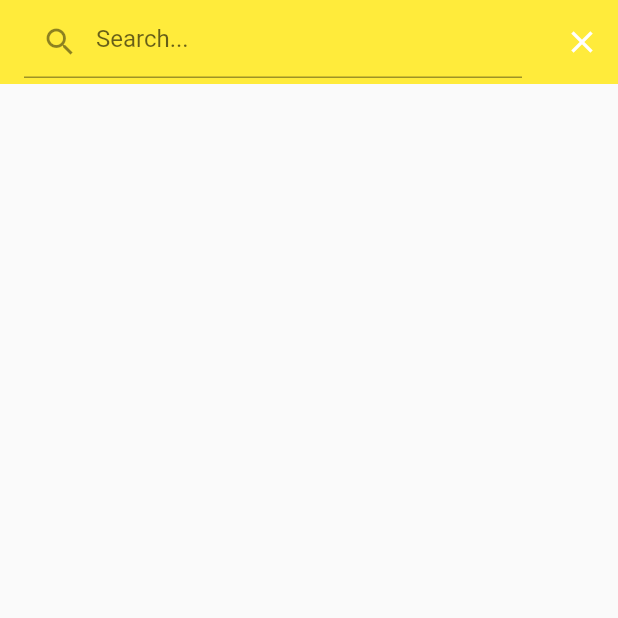
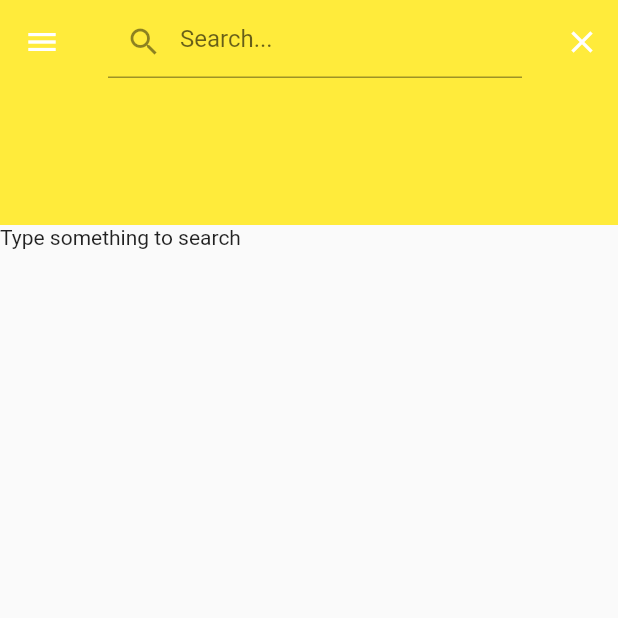
Before and after one commit to ChainsChains/flutter_github_users, a Flutter app: the screen it shows after launch, after a tap on the "search" icon, on a phone screen of 412 x 824 dp, the top half of it. Run offline on Flutter 3.47's test engine with Material 2 defaults, Android fonts, the phone set to English and light mode, and no system bars; our stand-ins replace rxdart.

Commit message:
Added navigation drawer. Refactored as MVVM

```diff
--- a/lib/api/serviceRequests.dart
+++ b/lib/api/userApiProvider.dart
@@ -5,7 +5,7 @@ import 'package:http/http.dart' as http;
 
 import 'models/user.dart';
 
-class ServiceRequests {
+class UserApiProvider {
   Future<List<User>> getUsers(String query) async {
     final response = await http.get('https://api.github.com/search/users?&q=$query');
 
--- /dev/null
+++ b/lib/app_drawer.dart
@@ -0,0 +1,56 @@
+import 'package:flutter/material.dart';
+import 'package:flutter_github_users/views/countries_view.dart';
+import 'package:flutter_github_users/views/something2_view.dart';
+import 'package:flutter_github_users/views/something_view.dart';
+import 'package:flutter_github_users/views/user_search_view.dart';
+
+class AppDrawer extends StatelessWidget {
+  @override
+  Widget build(BuildContext context) {
+    return Drawer(
+      child: ListView(
+        padding: EdgeInsets.zero,
+        children: <Widget>[
+          _buildDrawerHeader(),
+          _buildDrawerItem(Icons.search, 'Users search',
+              () => _navigateTo(context, UserSearchView())),
+          _buildDrawerItem(Icons.flag, 'Countries',
+              () => _navigateTo(context, CountriesView())),
+          _buildDrawerItem(Icons.favorite_border, 'Something',
+              () => _navigateTo(context, SomethingView())),
+          _buildDrawerItem(Icons.favorite_border, 'Something2',
+              () => _navigateTo(context, Something2View())),
+        ],
+      ),
+    );
+  }
+
+  void _navigateTo(BuildContext context, Widget widget) {
+    Navigator.pushReplacement(context, MaterialPageRoute(builder: (context) {
+      return widget;
+    }));
+  }
+
+  Widget _buildDrawerHeader() {
+    return DrawerHeader(
+      child: Text('My Menu'),
+      decoration: BoxDecoration(color: Colors.yellow),
+    );
+  }
+
+  Widget _buildDrawerItem(
+      IconData icon, String title, GestureTapCallback onTap) {
+    return ListTile(
+      title: Row(
+        children: <Widget>[
+          Icon(icon),
+          Padding(
+            padding: EdgeInsets.only(left: 8.0),
+            child: Text(title),
+          )
+        ],
+      ),
+      onTap: onTap,
+    );
+  }
+}
--- a/lib/main.dart
+++ b/lib/main.dart
@@ -1,5 +1,5 @@
 import 'package:flutter/material.dart';
-import 'package:flutter_github_users/myHomePage.dart';
+import 'package:flutter_github_users/views/user_search_view.dart';
 
 void main() => runApp(MyApp());
 
@@ -12,7 +12,7 @@ class MyApp extends StatelessWidget {
       theme: ThemeData(
         primarySwatch: Colors.blue,
       ),
-      home: MyHomePage(),
+      home: UserSearchView(),
     );
   }
 }
--- a/lib/myHomePage.dart
+++ /dev/null
@@ -1,94 +0,0 @@
-import 'package:flutter/cupertino.dart';
-import 'package:flutter/material.dart';
-import 'package:flutter_github_users/api/models/user.dart';
-import 'package:flutter_github_users/api/serviceRequests.dart';
-
-class MyHomePage extends StatefulWidget {
-  @override
-  State<StatefulWidget> createState() => _MyHomePageState();
-}
-
-class _MyHomePageState extends State<MyHomePage> {
-  List<User> _users = <User>[];
-  Icon _searchActionIcon = Icon(Icons.search);
-  Widget _appBarTitle = Text('Git Users');
-  TextEditingController _searchQuery = TextEditingController();
-  bool _isSearching = false;
-
-  @override
-  Widget build(BuildContext context) {
-    return Scaffold(
-      body: NestedScrollView(
-        controller: ScrollController(),
-        headerSliverBuilder: (BuildContext context, bool innerBoxIsScrolled) {
-          return <Widget>[
-            SliverAppBar(
-              pinned: false,
-              snap: true,
-              floating: true,
-              actions: <Widget>[_createSearch()],
-              forceElevated: innerBoxIsScrolled,
-              title: _appBarTitle,
-              backgroundColor: Colors.yellow,
-            )
-          ];
-        },
-        body: ListView.builder(
-            itemCount: _users.length,
-            padding: EdgeInsets.all(16.0),
-            itemBuilder: (BuildContext context, int pos) {
-              return Card(
-                child: ListTile(
-                  title: Text(_users[pos].login),
-                ),
-              );
-            }),
-      ),
-    );
-  }
-
-  @override
-  void initState() {
-    _searchQuery.addListener(() {
-      if (_searchQuery.text.length > 0) {
-        _loadUsers(_searchQuery.text);
-      }
-    });
-  }
-
-  @override
-  void dispose() {
-    _searchQuery.dispose();
-  }
-
-  Widget _createSearch() {
-    return IconButton(
-      icon: _searchActionIcon,
-      onPressed: () {
-        setState(() {
-          if (_isSearching) {
-            _appBarTitle = Text('Git Users');
-            _searchActionIcon = Icon(Icons.search);
-            _searchQuery.clear();
-          } else {
-            _searchActionIcon = Icon(Icons.close);
-            _appBarTitle = TextField(
-              controller: _searchQuery,
-              decoration: InputDecoration(
-                  hintText: 'Search...', prefixIcon: Icon(Icons.search)),
-            );
-          }
-          _isSearching = !_isSearching;
-        });
-      },
-    );
-  }
-
-  _loadUsers(String query) {
-    ServiceRequests().getUsers(query).then((list) {
-      setState(() {
-        _users = list;
-      });
-    });
-  }
-}
--- /dev/null
+++ b/lib/repository/gituser_repository.dart
@@ -0,0 +1,11 @@
+import 'dart:async';
+
+import 'package:flutter_github_users/api/models/user.dart';
+import 'package:flutter_github_users/api/userApiProvider.dart';
+
+class GitUserRepository {
+  final userApiProvider = UserApiProvider();
+
+  Future<List<User>> searchUsers(String query) =>
+      userApiProvider.getUsers(query);
+}
--- /dev/null
+++ b/lib/viewModels/user_search_model.dart
@@ -0,0 +1,12 @@
+import 'package:flutter_github_users/api/models/user.dart';
+import 'package:rxdart/rxdart.dart';
+
+abstract class UserSearchModel {
+  Sink get inputQueryText;
+  Sink get inputOnSearchPressed;
+
+  Observable<List<User>> get users;
+  Observable<bool> get isSearching;
+
+  void dispose();
+}
--- /dev/null
+++ b/lib/viewModels/user_search_model_impl.dart
@@ -0,0 +1,54 @@
+import 'dart:async';
+
+import 'package:flutter_github_users/api/models/user.dart';
+import 'package:flutter_github_users/repository/gituser_repository.dart';
+import 'package:rxdart/rxdart.dart';
+import 'user_search_model.dart';
+
+class UserSearchModelImpl implements UserSearchModel {
+  final _repository = GitUserRepository();
+  final _usersFetcher = PublishSubject<List<User>>();
+  final _isSearchingFetcher = PublishSubject<bool>();
+
+  var _queryTextController = StreamController<String>.broadcast();
+  var _searchButtonController = StreamController.broadcast();
+
+  bool _isSearching = false;
+
+  UserSearchModelImpl() {
+    _queryTextController.stream.listen((query) {
+      _repository.searchUsers(query).then((users) {
+        _usersFetcher.sink.add(users);
+      });
+    });
+    _searchButtonController.stream.listen((_) {
+      _isSearching = !_isSearching;
+      if (!_isSearching) clearUserList();
+      _isSearchingFetcher.add(_isSearching);
+    });
+  }
+
+  void clearUserList() {
+    _usersFetcher.add([]);
+  }
+
+  @override
+  Sink get inputQueryText => _queryTextController;
+
+  @override
+  Sink get inputOnSearchPressed => _searchButtonController;
+
+  @override
+  Observable<List<User>> get users => _usersFetcher.stream;
+
+  @override
+  Observable<bool> get isSearching => _isSearchingFetcher.stream;
+
+  @override
+  dispose() {
+    _usersFetcher.close();
+    _queryTextController.close();
+    _searchButtonController.close();
+    _isSearchingFetcher.close();
+  }
+}
--- /dev/null
+++ b/lib/views/user_search_view.dart
@@ -0,0 +1,107 @@
+import 'package:flutter/cupertino.dart';
+import 'package:flutter/material.dart';
+import 'package:flutter_github_users/api/models/user.dart';
+import 'package:flutter_github_users/app_drawer.dart';
+import 'package:flutter_github_users/viewModels/user_search_model_impl.dart';
+
+
+class UserSearchView extends StatefulWidget {
+  @override
+  State<StatefulWidget> createState() => _UserSearchViewState();
+}
+
+class _UserSearchViewState extends State<UserSearchView> {
+  Icon _searchActionIcon = Icon(Icons.search);
+  Widget _appBarTitle = Text('Git Users');
+  TextEditingController _searchController = TextEditingController();
+  UserSearchModelImpl _viewModel = UserSearchModelImpl();
+
+  @override
+  Widget build(BuildContext context) {
+    return Scaffold(
+      drawer: AppDrawer(),
+      body: NestedScrollView(
+          controller: ScrollController(),
+          headerSliverBuilder: (BuildContext context, bool innerBoxIsScrolled) {
+            return <Widget>[
+              SliverAppBar(
+                pinned: true,
+                actions: <Widget>[_createSearch()],
+                forceElevated: innerBoxIsScrolled,
+                title: _appBarTitle,
+                expandedHeight: 150.0,
+
+                backgroundColor: Colors.yellow,
+              )
+            ];
+          },
+          body: StreamBuilder<List<User>>(
+              stream: _viewModel.users,
+              builder: (context, AsyncSnapshot<List<User>> snapshot) {
+                if (snapshot.hasData) {
+                  return buildList(snapshot);
+                } else {
+                  return Text('Type something to search');
+                }
+              })),
+    );
+  }
+
+  Widget buildList(AsyncSnapshot<List<User>> snapshot) {
+    return ListView.builder(
+        itemCount: snapshot.data.length,
+        padding: EdgeInsets.all(16.0),
+        itemBuilder: (BuildContext context, int pos) {
+          return Card(
+            child: ListTile(
+              title: Text(snapshot.data[pos].login),
+            ),
+          );
+        });
+  }
+
+  @override
+  void initState() {
+    super.initState();
+    _subscribeToViewModel();
+  }
+
+  @override
+  void dispose() {
+    _searchController.dispose();
+    _viewModel.dispose();
+    super.dispose();
+  }
+
+  Widget _createSearch() {
+    return IconButton(
+      icon: _searchActionIcon,
+      onPressed: () {
+        _viewModel.inputOnSearchPressed.add(true);
+      },
+    );
+  }
+
+  void _subscribeToViewModel() {
+    _searchController.addListener(
+        () => _viewModel.inputQueryText.add(_searchController.text));
+    _viewModel.isSearching.listen((isSearching) => _responseToSearchState(isSearching));
+  }
+
+  void _responseToSearchState(bool isSearching) {
+    setState(() {
+      if (isSearching) {
+        _searchActionIcon = Icon(Icons.close);
+        _appBarTitle = TextField(
+          controller: _searchController,
+          decoration: InputDecoration(
+              hintText: 'Search...', prefixIcon: Icon(Icons.search)),
+        );
+      } else {
+        _appBarTitle = Text('Git Users');
+        _searchActionIcon = Icon(Icons.search);
+        _searchController.clear();
+      }
+    });
+  }
+}
--- a/pubspec.yaml
+++ b/pubspec.yaml
@@ -24,6 +24,7 @@ dependencies:
   # Use with the CupertinoIcons class for iOS style icons.
   cupertino_icons: ^0.1.2
   http: ^0.11.3+16
+  rxdart: ^0.22.3
 
 dev_dependencies:
   flutter_test:
```
Also changed, not shown: lib/views/countries_view.dart (added, +14 -0 lines), lib/views/something2_view.dart (added, +15 -0 lines), lib/views/something_view.dart (added, +15 -0 lines), pubspec.lock.
